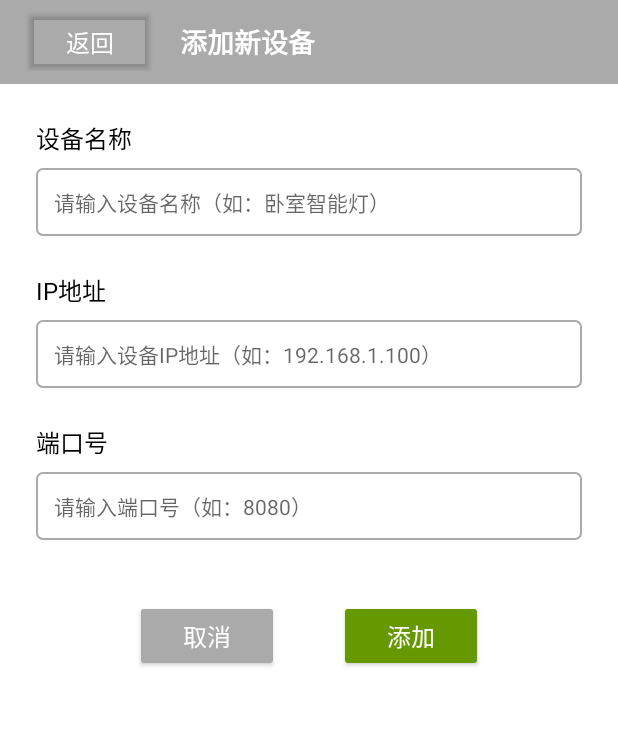
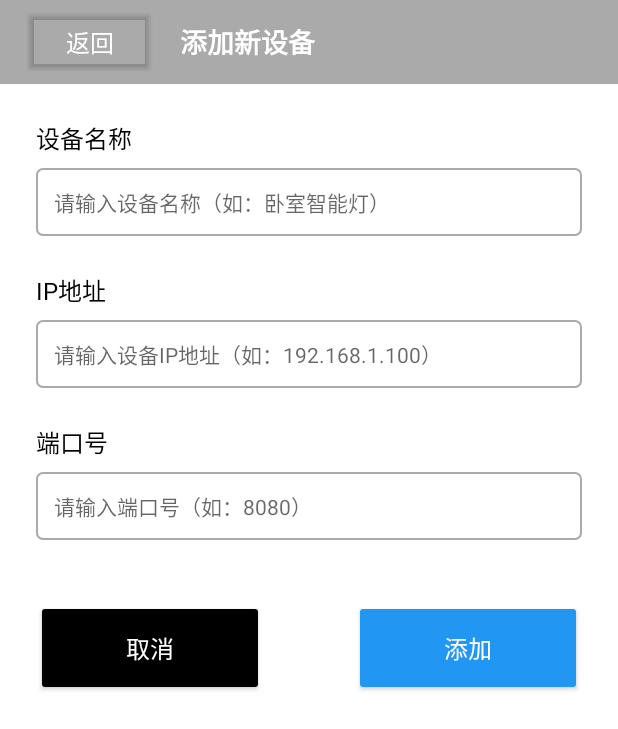
Before and after one commit to Czlike17/SunnyWeather, an Android app: the AddDeviceActivity screen opened directly, with no data from a screen before it, on a phone screen of 412 x 824 dp. Shown: the top 729 px of the screen. Run offline under Robolectric (Android 15) with nearby library versions, the phone set to English and light mode, and no system bars.

Commit message:
微调，修复了设备控制中心的取消按钮会被压缩成竖直的bug

```diff
--- a/app/src/main/res/layout/activity_add_device.xml
+++ b/app/src/main/res/layout/activity_add_device.xml
@@ -125,27 +125,32 @@
             <LinearLayout
                 android:layout_width="match_parent"
                 android:layout_height="wrap_content"
-                android:layout_margin="16dp"
-                android:orientation="horizontal"
-                android:gravity="center">
+                android:layout_marginVertical="16dp"
+                android:orientation="horizontal">
 
                 <Button
                     android:id="@+id/btn_cancel"
                     android:layout_width="wrap_content"
                     android:layout_height="wrap_content"
-                    android:backgroundTint="@android:color/darker_gray"
-                    android:paddingHorizontal="32dp"
+                    android:backgroundTint="@color/black"
+                    android:paddingHorizontal="60dp"
+                    android:paddingVertical="20dp"
                     android:text="取消"
                     android:textColor="@android:color/white"
                     android:textSize="16sp" />
+
+                <View
+                    android:layout_width="0dp"
+                    android:layout_height="0dp"
+                    android:layout_weight="1" />
 
                 <Button
                     android:id="@+id/btn_add"
                     android:layout_width="wrap_content"
                     android:layout_height="wrap_content"
-                    android:backgroundTint="@android:color/holo_green_dark"
-                    android:paddingHorizontal="32dp"
-                    android:layout_marginStart="40dp"
+                    android:backgroundTint="@color/blue"
+                    android:paddingHorizontal="60dp"
+                    android:paddingVertical="20dp"
                     android:text="添加"
                     android:textColor="@android:color/white"
                     android:textSize="16sp" />
```
Also changed, not shown: app/src/main/res/layout/item_device.xml (+15 -5 lines).
